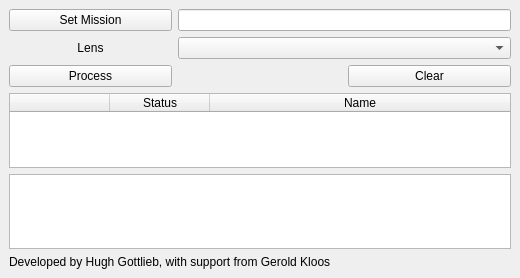
Old version of the form postprocessing/postprocessing.ui in the repository Hugh-Gottlieb/dpl.
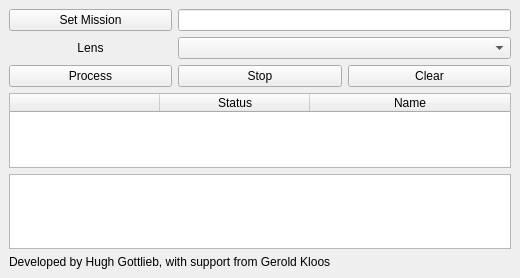
New version of the form.

Commit message: multithread processing, add stop button

Diff of the .ui file:
```diff
--- a/postprocessing/postprocessing.ui
+++ b/postprocessing/postprocessing.ui
@@ -72,7 +72,7 @@
          <number>10</number>
         </attribute>
         <attribute name="horizontalHeaderDefaultSectionSize">
-         <number>100</number>
+         <number>150</number>
         </attribute>
         <attribute name="horizontalHeaderHighlightSections">
          <bool>false</bool>
@@ -139,6 +139,13 @@
       <item row="1" column="1" colspan="2">
        <widget class="QComboBox" name="lens_selection"/>
       </item>
+      <item row="2" column="1">
+       <widget class="QPushButton" name="stop_button">
+        <property name="text">
+         <string>Stop</string>
+        </property>
+       </widget>
+      </item>
      </layout>
     </item>
    </layout>
```
Left out of the diff: 19 changed lines with no effect on the pictures. The commit also changes 4 other files.
